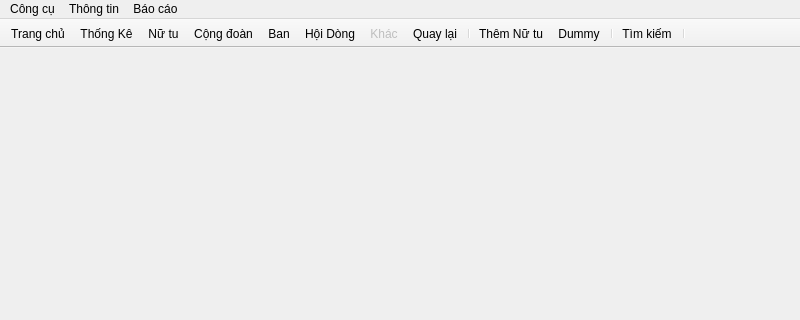
This is app/mainwindow.ui in emtrai/hrm_monastery as Qt 5 draws it before an edit; both pictures show x 0 to 800 and y 0 to 320 of the 800 by 600 pixel window. The edited form follows.
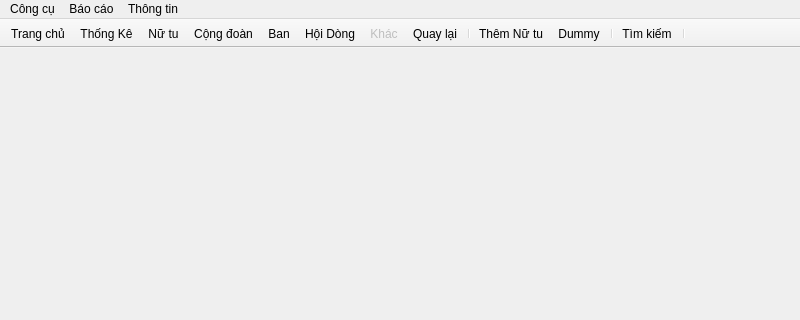
This is the edited form. Icons and pictures are not drawn.

```diff
--- a/app/mainwindow.ui
+++ b/app/mainwindow.ui
@@ -121,8 +121,8 @@
     <addaction name="actionSummarizeReport"/>
    </widget>
    <addaction name="menuTools"/>
-   <addaction name="menuHelp"/>
    <addaction name="menuB_o_c_o"/>
+   <addaction name="menuHelp"/>
   </widget>
   <action name="action_New">
    <property name="icon">
```
Left out of the diff: 6 changed lines with no effect on the pictures.
